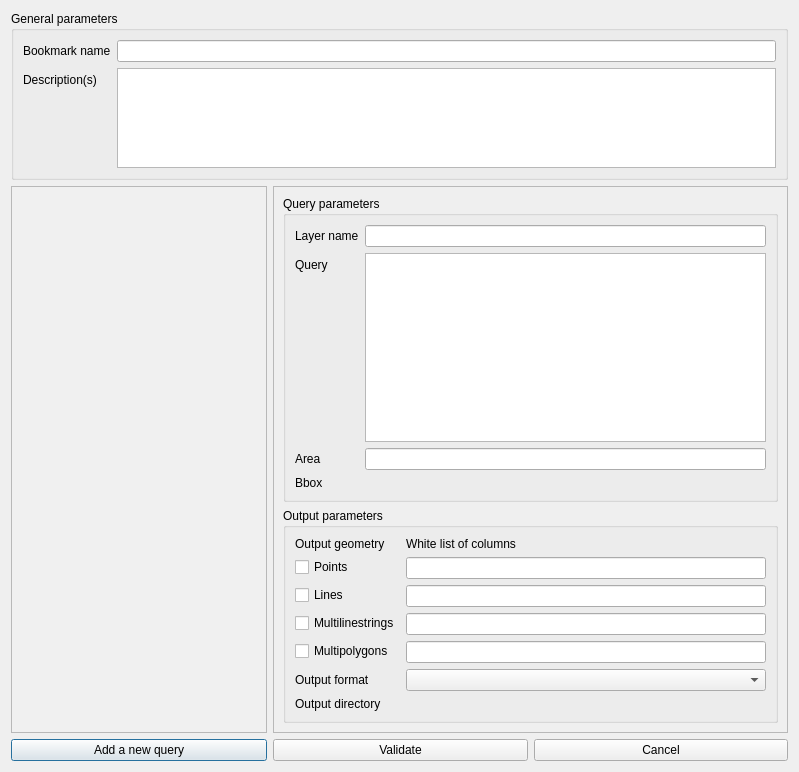
The window that QuickOSM/resources/ui/edit_bookmark.ui (3liz/QuickOSM) describes before a commit, drawn with Qt 5.
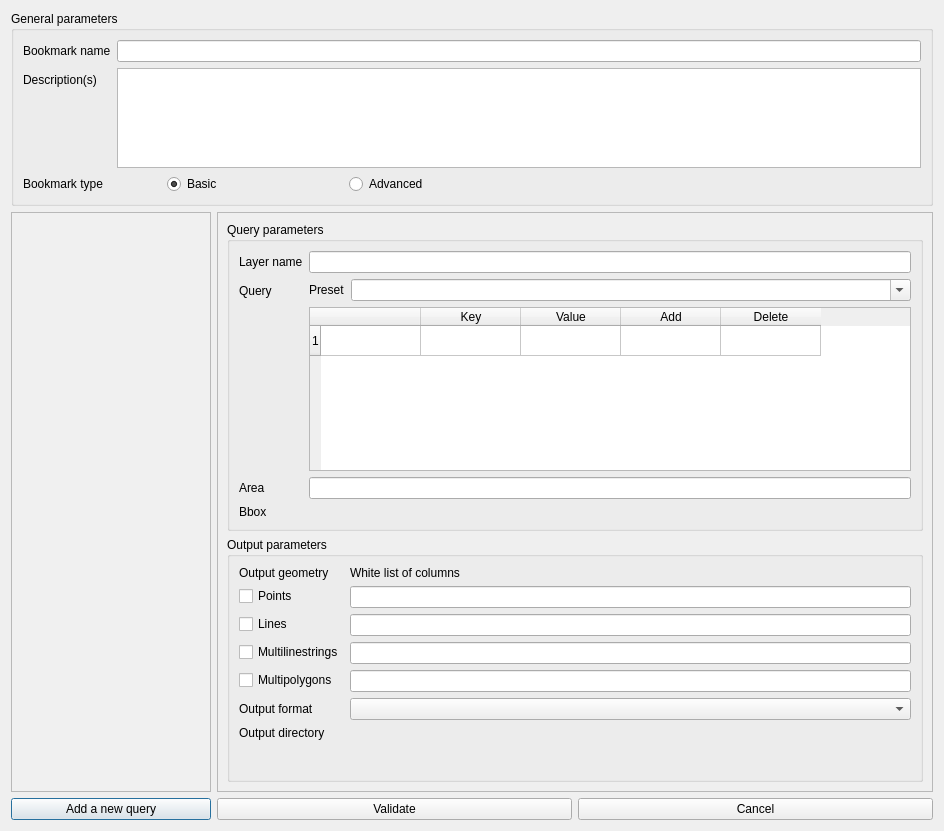
The same window after the commit. Custom widgets are drawn as their Qt base class.

Commit message: Second version of map preset (ready to test)

Patch:
```diff
--- a/QuickOSM/resources/ui/edit_bookmark.ui
+++ b/QuickOSM/resources/ui/edit_bookmark.ui
@@ -9,8 +9,8 @@
    <rect>
     <x>0</x>
     <y>0</y>
-    <width>799</width>
-    <height>772</height>
+    <width>944</width>
+    <height>831</height>
    </rect>
   </property>
   <property name="windowTitle">
@@ -78,6 +78,43 @@
         </property>
        </widget>
       </item>
+      <item row="4" column="0">
+       <widget class="QLabel" name="label_5">
+        <property name="text">
+         <string>Bookmark type</string>
+        </property>
+       </widget>
+      </item>
+      <item row="4" column="1">
+       <layout class="QHBoxLayout" name="horizontalLayout_3">
+        <property name="spacing">
+         <number>10</number>
+        </property>
+        <property name="leftMargin">
+         <number>50</number>
+        </property>
+        <property name="rightMargin">
+         <number>400</number>
+        </property>
+        <item>
+         <widget class="QRadioButton" name="radio_basic">
+          <property name="text">
+           <string>Basic</string>
+          </property>
+          <property name="checked">
+           <bool>true</bool>
+          </property>
+         </widget>
+        </item>
+        <item>
+         <widget class="QRadioButton" name="radio_advanced">
+          <property name="text">
+           <string>Advanced</string>
+          </property>
+         </widget>
+        </item>
+       </layout>
+      </item>
      </layout>
     </widget>
    </item>
@@ -88,11 +125,17 @@
        <item>
         <widget class="QListWidget" name="list_queries">
          <property name="sizePolicy">
-          <sizepolicy hsizetype="Preferred" vsizetype="Expanding">
+          <sizepolicy hsizetype="Minimum" vsizetype="Expanding">
            <horstretch>0</horstretch>
            <verstretch>0</verstretch>
           </sizepolicy>
          </property>
+         <property name="maximumSize">
+          <size>
+           <width>200</width>
+           <height>16777215</height>
+          </size>
+         </property>
          <property name="palette">
           <palette>
            <active>
@@ -159,8 +202,8 @@
            <rect>
             <x>0</x>
             <y>0</y>
-            <width>511</width>
-            <height>532</height>
+            <width>712</width>
+            <height>566</height>
            </rect>
           </property>
           <layout class="QVBoxLayout" name="verticalLayout_2">
@@ -190,24 +233,7 @@
                 </property>
                </widget>
               </item>
-              <item row="1" column="0">
-               <widget class="QLabel" name="query_parameter">
-                <property name="text">
-                 <string>Query</string>
-                </property>
-               </widget>
-              </item>
-              <item row="1" column="1">
-               <widget class="QPlainTextEdit" name="query">
-                <property name="sizePolicy">
-                 <sizepolicy hsizetype="Expanding" vsizetype="Expanding">
-                  <horstretch>0</horstretch>
-                  <verstretch>0</verstretch>
-                 </sizepolicy>
-                </property>
-               </widget>
-              </item>
-              <item row="2" column="0">
+              <item row="4" column="0">
                <widget class="QLabel" name="label_7">
                 <property name="toolTip">
                  <string>Surcharge {{GeocodeArea}}. Name of the place</string>
@@ -217,14 +243,14 @@
                 </property>
                </widget>
               </item>
-              <item row="2" column="1">
+              <item row="4" column="1">
                <widget class="QLineEdit" name="area">
                 <property name="toolTip">
                  <string>Surcharge {{GeocodeArea}}. Name of the place</string>
                 </property>
                </widget>
               </item>
-              <item row="3" column="0">
+              <item row="5" column="0">
                <widget class="QLabel" name="label_8">
                 <property name="toolTip">
                  <string>Surcharge {{bbox}}. Extent (EPSG:4326): xmin ymin xmax ymax</string>
@@ -234,9 +260,160 @@
                 </property>
                </widget>
               </item>
-              <item row="3" column="1">
+              <item row="5" column="1">
                <layout class="QHBoxLayout" name="bbox_layout"/>
               </item>
+              <item row="2" column="1">
+               <widget class="QStackedWidget" name="stacked_parameters_bookmark">
+                <property name="sizePolicy">
+                 <sizepolicy hsizetype="Preferred" vsizetype="Fixed">
+                  <horstretch>0</horstretch>
+                  <verstretch>0</verstretch>
+                 </sizepolicy>
+                </property>
+                <property name="currentIndex">
+                 <number>1</number>
+                </property>
+                <widget class="QWidget" name="advanced_parameters">
+                 <property name="sizePolicy">
+                  <sizepolicy hsizetype="Preferred" vsizetype="Fixed">
+                   <horstretch>0</horstretch>
+                   <verstretch>0</verstretch>
+                  </sizepolicy>
+                 </property>
+                 <layout class="QVBoxLayout" name="verticalLayout_6">
+                  <property name="leftMargin">
+                   <number>0</number>
+                  </property>
+                  <property name="topMargin">
+                   <number>0</number>
+                  </property>
+                  <property name="rightMargin">
+                   <number>0</number>
+                  </property>
+                  <property name="bottomMargin">
+                   <number>0</number>
+                  </property>
+                  <item>
+                   <widget class="QPlainTextEdit" name="query">
+                    <property name="sizePolicy">
+                     <sizepolicy hsizetype="Expanding" vsizetype="Fixed">
+                      <horstretch>0</horstretch>
+                      <verstretch>0</verstretch>
+                     </sizepolicy>
+                    </property>
+                   </widget>
+                  </item>
+                 </layout>
+                </widget>
+                <widget class="QWidget" name="basic_parameters">
+                 <property name="sizePolicy">
+                  <sizepolicy hsizetype="Preferred" vsizetype="Fixed">
+                   <horstretch>0</horstretch>
+                   <verstretch>0</verstretch>
+                  </sizepolicy>
+                 </property>
+                 <layout class="QVBoxLayout" name="verticalLayout_7">
+                  <property name="leftMargin">
+                   <number>0</number>
+                  </property>
+                  <property name="topMargin">
+                   <number>0</number>
+                  </property>
+                  <property name="rightMargin">
+                   <number>0</number>
+                  </property>
+                  <property name="bottomMargin">
+                   <number>0</number>
+                  </property>
+                  <item>
+                   <layout class="QVBoxLayout" name="verticalLayout_18">
+                    <item>
+                     <layout class="QHBoxLayout" name="horizontalLayout_12">
+                      <item>
+                       <widget class="QLabel" name="label_41">
+                        <property name="sizePolicy">
+                         <sizepolicy hsizetype="Fixed" vsizetype="Fixed">
+                          <horstretch>0</horstretch>
+                          <verstretch>0</verstretch>
+                         </sizepolicy>
+                        </property>
+                        <property name="text">
+                         <string>Preset</string>
+                        </property>
+                       </widget>
+                      </item>
+                      <item>
+                       <widget class="QComboBox" name="combo_preset_eb">
+                        <property name="sizePolicy">
+                         <sizepolicy hsizetype="Preferred" vsizetype="Fixed">
+                          <horstretch>0</horstretch>
+                          <verstretch>0</verstretch>
+                         </sizepolicy>
+                        </property>
+                        <property name="toolTip">
+                         <string>A preset to fetch</string>
+                        </property>
+                        <property name="editable">
+                         <bool>true</bool>
+                        </property>
+                       </widget>
+                      </item>
+                     </layout>
+                    </item>
+                    <item>
+                     <widget class="QTableWidget" name="table_keys_values_eb">
+                      <property name="sizePolicy">
+                       <sizepolicy hsizetype="Expanding" vsizetype="Ignored">
+                        <horstretch>0</horstretch>
+                        <verstretch>0</verstretch>
+                       </sizepolicy>
+                      </property>
+                      <row>
+                       <property name="text">
+                        <string>1</string>
+                       </property>
+                      </row>
+                      <column>
+                       <property name="text">
+                        <string/>
+                       </property>
+                      </column>
+                      <column>
+                       <property name="text">
+                        <string>Key</string>
+                       </property>
+                      </column>
+                      <column>
+                       <property name="text">
+                        <string>Value</string>
+                       </property>
+                      </column>
+                      <column>
+                       <property name="text">
+                        <string>Add</string>
+                       </property>
+                      </column>
+                      <column>
+                       <property name="text">
+                        <string>Delete</string>
+                       </property>
+                      </column>
+                     </widget>
+                    </item>
+                   </layout>
+                  </item>
+                 </layout>
+                </widget>
+               </widget>
+              </item>
+              <item row="2" column="0">
+               <widget class="QLabel" name="query_parameter">
+                <property name="text">
+                 <string>Query</string>
+                </property>
+               </widget>
+              </item>
              </layout>
             </widget>
            </item>
```
The commit also changes 14 other files.
